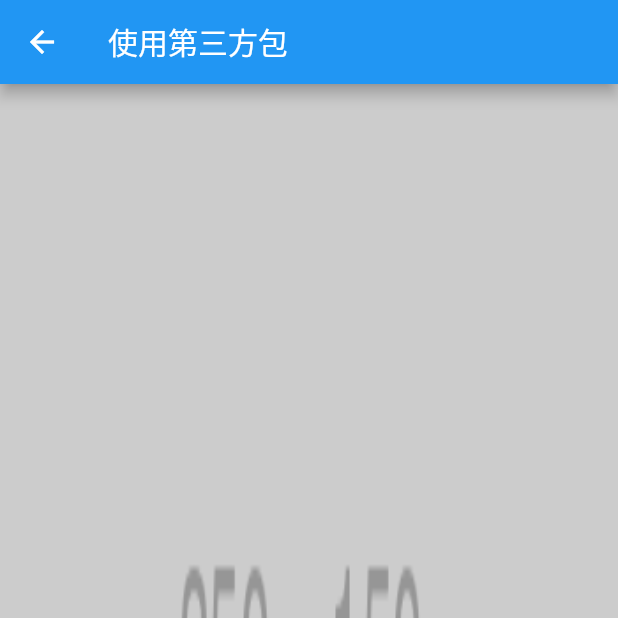
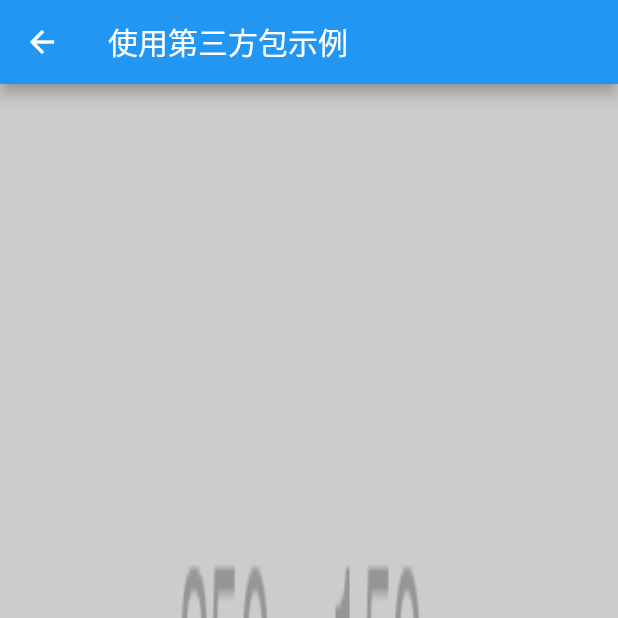
Before and after one commit to liwei511/flutter_practice, a Flutter app: the screen it shows after launch, after a tap on "使用第三方包示例", on a phone screen of 412 x 824 dp, the top half of it. Run offline on Flutter 3.47's test engine with Material 2 defaults, Android fonts, the phone set to English and light mode, and no system bars; our stand-ins replace flutter_swiper.

Commit message:
demo/index.dart

```diff
--- a/lib/demo/counter.dart
+++ b/lib/demo/counter.dart
@@ -1,4 +1,5 @@
 import 'package:flutter/material.dart';
+import 'index.dart';
 
 class CounterDemo extends StatefulWidget {
   @override
@@ -31,7 +32,7 @@ class _CounterDemoPageState extends State<CounterDemo> {
       appBar: AppBar(
         // Here we take the value from the MyHomePage object that was created by
         // the App.build method, and use it to set our appbar title.
-        title: Text('计数器示例'),
+        title: Text(DemoTitle['counter']),
       ),
       body: Center(
         // Center is a layout widget. It takes a single child and positions it
--- /dev/null
+++ b/lib/demo/index.dart
@@ -0,0 +1,8 @@
+
+export 'counter.dart';
+export 'use_package.dart';
+
+const DemoTitle = {
+  'counter': '计数器示例',
+  'use_package': '使用第三方包示例',
+};
--- a/lib/demo/use_package.dart
+++ b/lib/demo/use_package.dart
@@ -1,11 +1,12 @@
 import 'package:flutter/material.dart';
 import 'package:flutter_swiper/flutter_swiper.dart';
+import 'index.dart';
 
 class UsePackageDemo extends StatelessWidget {
   Widget build(BuildContext context) {
     return Scaffold(
       appBar: AppBar(
-        title: Text('使用第三方包')
+        title: Text(DemoTitle['use_package'])
       ),
       body: Swiper(
         itemBuilder: (BuildContext context, int index) {
--- a/lib/main.dart
+++ b/lib/main.dart
@@ -1,6 +1,5 @@
 import 'package:flutter/material.dart';
-import './demo/counter.dart';
-import './demo/use_package.dart';
+import 'demo/index.dart';
 
 void main() {
   runApp(MyApp());
@@ -45,7 +44,7 @@ class MyHomePage extends StatelessWidget {
         mainAxisAlignment: MainAxisAlignment.center,
         children: <Widget>[
           FlatButton(
-            child: Text('计数器示例'),
+            child: Text(DemoTitle['counter']),
             textColor: Colors.blue,
             onPressed: () {
               Navigator.push(context,
@@ -56,7 +55,7 @@ class MyHomePage extends StatelessWidget {
             },
           ),
           FlatButton(
-            child: Text('使用第三方包示例'),
+            child: Text(DemoTitle['use_package']),
             textColor: Colors.blue,
             onPressed: () {
               Navigator.push(context,
```
